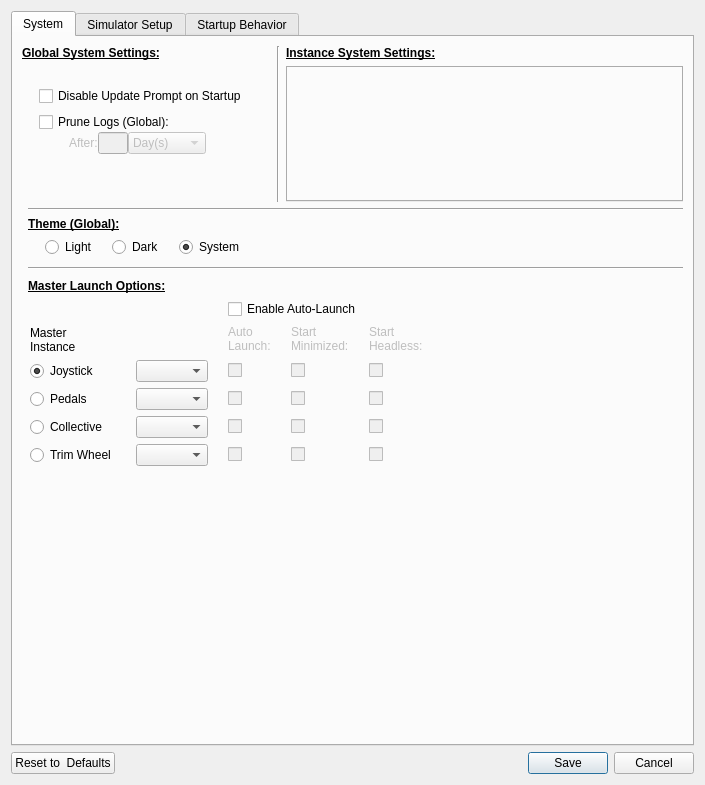
Before: the Qt Designer form SM/system_settings_new.ui in walmis/VPforce-TelemFFB, drawn with Qt 5.
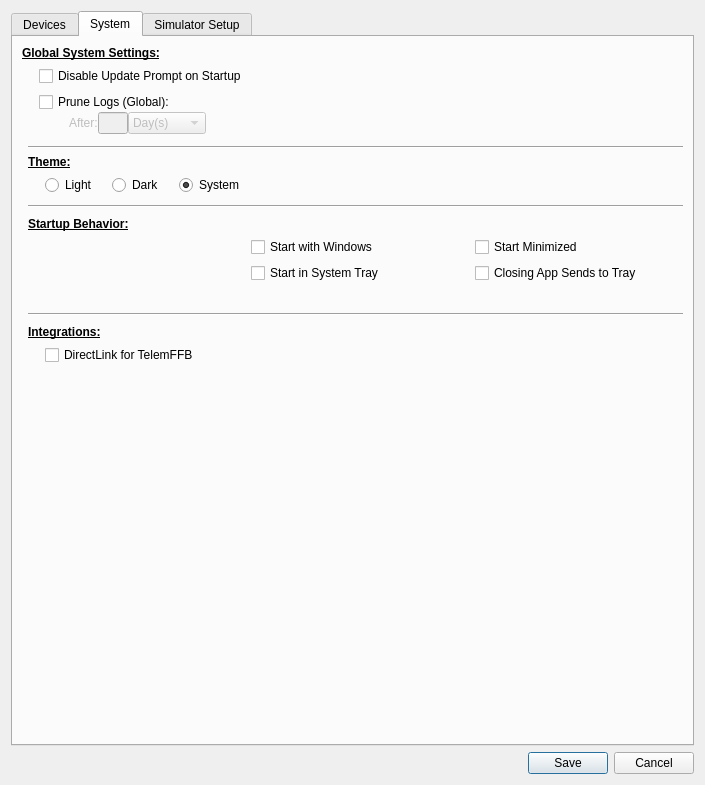
After: the same form once the commit is applied. The open tabs and pages were chosen to show the change. Custom widgets are drawn as their Qt base class.

Commit message: feat(dinput): DirectInput device support and game-tap spring correction (#79)

Diff of the .ui file:
```diff
--- a/SM/system_settings_new.ui
+++ b/SM/system_settings_new.ui
@@ -22,13 +22,6 @@
   <layout class="QGridLayout" name="gridLayout">
    <item row="1" column="0">
     <layout class="QHBoxLayout" name="horizontalLayout_25">
-     <item>
-      <widget class="QPushButton" name="resetButton">
-       <property name="text">
-        <string>Reset to  Defaults</string>
-       </property>
-      </widget>
-     </item>
      <item>
       <widget class="QDialogButtonBox" name="buttonBox">
        <property name="orientation">
@@ -52,6 +45,47 @@
      <property name="currentIndex">
       <number>1</number>
      </property>
+     <widget class="QWidget" name="tab_Devices">
+      <attribute name="title">
+       <string>Devices</string>
+      </attribute>
+      <layout class="QVBoxLayout" name="devicesTabLayout">
+       <item>
+        <widget class="QWidget" name="masterLaunchOptions" native="true">
+         <layout class="QVBoxLayout" name="deviceCardsHostLayout">
+          <property name="leftMargin">
+           <number>0</number>
+          </property>
+          <property name="topMargin">
+           <number>0</number>
+          </property>
+          <property name="rightMargin">
+           <number>0</number>
+          </property>
+          <property name="bottomMargin">
+           <number>0</number>
+          </property>
+         </layout>
+        </widget>
+       </item>
+       <item>
+        <widget class="QLabel" name="labelInstanceDevices">
+         <property name="font">
+          <font>
+           <bold>true</bold>
+           <underline>true</underline>
+          </font>
+         </property>
+         <property name="text">
+          <string>Device Settings:</string>
+         </property>
+        </widget>
+       </item>
+       <item>
+        <widget class="QTabWidget" name="instance_tabs_devices" />
+       </item>
+      </layout>
+     </widget>
      <widget class="QWidget" name="tab_System">
       <attribute name="title">
        <string>System</string>
@@ -113,8 +147,14 @@
           </item>
           <item row="0" column="0" colspan="3">
            <widget class="QLabel" name="labelTheme">
+            <property name="font">
+             <font>
+              <bold>true</bold>
+              <underline>true</underline>
+             </font>
+            </property>
             <property name="text">
-             <string>&lt;html&gt;&lt;head/&gt;&lt;body&gt;&lt;p&gt;&lt;span style=" font-weight:700; text-decoration: underline;"&gt;Theme (Global):&lt;/span&gt;&lt;/p&gt;&lt;/body&gt;&lt;/html&gt;</string>
+             <string>Theme:</string>
             </property>
            </widget>
           </item>
@@ -173,7 +213,98 @@
          </property>
         </widget>
        </item>
-       <item row="5" column="0" colspan="2">
+       <item row="5" column="1" colspan="2">
+        <widget class="Line" name="systab_line3">
+         <property name="sizePolicy">
+          <sizepolicy hsizetype="Minimum" vsizetype="Fixed">
+           <horstretch>0</horstretch>
+           <verstretch>0</verstretch>
+          </sizepolicy>
+         </property>
+         <property name="minimumSize">
+          <size>
+           <width>0</width>
+           <height>10</height>
+          </size>
+         </property>
+         <property name="orientation">
+          <enum>Qt::Horizontal</enum>
+         </property>
+        </widget>
+       </item>
+       <item row="6" column="1" colspan="2">
+        <layout class="QGridLayout" name="gridLayout_integrations">
+         <property name="horizontalSpacing">
+          <number>15</number>
+         </property>
+         <item row="0" column="0" colspan="2">
+          <widget class="QLabel" name="labelIntegrations">
+           <property name="font">
+            <font>
+             <bold>true</bold>
+             <underline>true</underline>
+            </font>
+           </property>
+           <property name="text">
+            <string>Integrations:</string>
+           </property>
+          </widget>
+         </item>
+         <item row="1" column="1">
+          <widget class="LabeledToggle" name="cb_enable_dinput">
+           <property name="sizePolicy">
+            <sizepolicy hsizetype="Minimum" vsizetype="Fixed">
+             <horstretch>0</horstretch>
+             <verstretch>0</verstretch>
+            </sizepolicy>
+           </property>
+           <property name="text">
+            <string>DirectLink for TelemFFB</string>
+           </property>
+          </widget>
+         </item>
+         <item row="2" column="1">
+          <widget class="QLabel" name="lab_dinput_status">
+           <property name="text">
+            <string/>
+           </property>
+           <property name="indent">
+            <number>28</number>
+           </property>
+          </widget>
+         </item>
+         <item row="1" column="0">
+          <spacer name="spacer_integrations">
+           <property name="orientation">
+            <enum>Qt::Horizontal</enum>
+           </property>
+           <property name="sizeType">
+            <enum>QSizePolicy::Fixed</enum>
+           </property>
+           <property name="sizeHint" stdset="0">
+            <size>
+             <width>2</width>
+             <height>20</height>
+            </size>
+           </property>
+          </spacer>
+         </item>
+         <item row="1" column="2" rowspan="2">
+          <spacer name="spacer_integrations_fill">
+           <property name="orientation">
+            <enum>Qt::Horizontal</enum>
+           </property>
+           <property name="sizeHint" stdset="0">
+            <size>
+             <width>40</width>
+             <height>20</height>
+            </size>
+           </property>
+          </spacer>
+         </item>
+        </layout>
+       </item>
+       <item row="7" column="0" colspan="2">
         <spacer name="verticalSpacer">
          <property name="orientation">
           <enum>Qt::Vertical</enum>
@@ -186,446 +317,6 @@
          </property>
         </spacer>
        </item>
-       <item row="4" column="1" colspan="2">
-        <widget class="QWidget" name="masterLaunchOptions" native="true">
-         <layout class="QGridLayout" name="gridLayout_7">
-          <property name="leftMargin">
-           <number>0</number>
-          </property>
-          <property name="topMargin">
-           <number>0</number>
-          </property>
-          <property name="rightMargin">
-           <number>0</number>
-          </property>
-          <property name="bottomMargin">
-           <number>0</number>
-          </property>
-          <item row="0" column="0">
-           <widget class="QLabel" name="labelLaunch">
-            <property name="font">
-             <font>
-              <bold>true</bold>
-              <underline>true</underline>
-             </font>
-            </property>
-            <property name="text">
-             <string>Master Launch Options:</string>
-            </property>
-           </widget>
-          </item>
-          <item row="1" column="0">
-           <layout class="QGridLayout" name="gridLayout_3">
-            <property name="horizontalSpacing">
-             <number>20</number>
-            </property>
-            <item row="1" column="7">
-             <spacer name="horizontalSpacer_23">
-              <property name="orientation">
-               <enum>Qt::Horizontal</enum>
-              </property>
-              <property name="sizeHint" stdset="0">
-               <size>
-                <width>40</width>
-                <height>29</height>
-               </size>
-              </property>
-             </spacer>
-            </item>
-            <item row="2" column="1">
-             <widget class="QRadioButton" name="rb_master_j">
-              <property name="text">
-               <string>Joystick</string>
-              </property>
-              <property name="checked">
-               <bool>true</bool>
-              </property>
-             </widget>
-            </item>
-            <item row="2" column="5">
-             <widget class="QCheckBox" name="cb_min_enable_j">
-              <property name="enabled">
-               <bool>false</bool>
-              </property>
-              <property name="maximumSize">
-               <size>
-                <width>15</width>
-                <height>16777215</height>
-               </size>
-              </property>
-              <property name="text">
-               <string />
-              </property>
-              <property name="checkable">
-               <bool>true</bool>
-              </property>
-             </widget>
-            </item>
-            <item row="4" column="6">
-             <widget class="QCheckBox" name="cb_headless_c">
-              <property name="enabled">
-               <bool>false</bool>
-              </property>
-              <property name="maximumSize">
-               <size>
-                <width>15</width>
-                <height>16777215</height>
-               </size>
-              </property>
-              <property name="text">
-               <string />
-              </property>
-              <property name="checkable">
-               <bool>true</bool>
-              </property>
-             </widget>
-            </item>
-            <item row="1" column="6">
-             <widget class="QLabel" name="lab_start_headless">
-              <property name="enabled">
-               <bool>false</bool>
-              </property>
-              <property name="text">
-               <string>Start
-Headless:</string>
-              </property>
-              <property name="alignment">
-               <set>Qt::AlignLeading|Qt::AlignLeft|Qt::AlignTop</set>
-              </property>
-             </widget>
-            </item>
-            <item row="3" column="1">
-             <widget class="QRadioButton" name="rb_master_p">
-              <property name="text">
-               <string>Pedals</string>
-              </property>
-             </widget>
-            </item>
-            <item row="1" column="1">
-             <widget class="QLabel" name="label_9">
-              <property name="sizePolicy">
-               <sizepolicy hsizetype="Preferred" vsizetype="Preferred">
-                <horstretch>0</horstretch>
-                <verstretch>0</verstretch>
-               </sizepolicy>
-              </property>
-              <property name="text">
-               <string>Master
-Instance</string>
-              </property>
-             </widget>
-            </item>
-            <item row="3" column="7">
-             <spacer name="horizontalSpacer_25">
-              <property name="orientation">
-               <enum>Qt::Horizontal</enum>
-              </property>
-              <property name="sizeHint" stdset="0">
-               <size>
-                <width>40</width>
-                <height>19</height>
-               </size>
-              </property>
-             </spacer>
-            </item>
-            <item row="4" column="7">
-             <spacer name="horizontalSpacer_26">
-              <property name="orientation">
-               <enum>Qt::Horizontal</enum>
-              </property>
-              <property name="sizeHint" stdset="0">
-               <size>
-                <width>40</width>
-                <height>19</height>
-               </size>
-              </property>
-             </spacer>
-            </item>
-            <item row="1" column="4">
-             <widget class="QLabel" name="lab_auto_launch">
-              <property name="enabled">
-               <bool>false</bool>
-              </property>
-              <property name="sizePolicy">
-               <sizepolicy hsizetype="Preferred" vsizetype="Preferred">
-                <horstretch>0</horstretch>
-                <verstretch>0</verstretch>
-               </sizepolicy>
-              </property>
-              <property name="text">
-               <string>Auto
-Launch:</string>
-              </property>
-              <property name="alignment">
-               <set>Qt::AlignLeading|Qt::AlignLeft|Qt::AlignTop</set>
-              </property>
-             </widget>
-            </item>
-            <item row="3" column="6">
-             <widget class="QCheckBox" name="cb_headless_p">
-              <property name="enabled">
-               <bool>false</bool>
-              </property>
-              <property name="maximumSize">
-               <size>
-                <width>15</width>
-                <height>16777215</height>
-               </size>
-              </property>
-              <property name="text">
-               <string />
-              </property>
-              <property name="checkable">
-               <bool>true</bool>
-              </property>
-             </widget>
-            </item>
-            <item row="2" column="7">
-             <spacer name="horizontalSpacer_24">
-              <property name="orientation">
-               <enum>Qt::Horizontal</enum>
-              </property>
-              <property name="sizeHint" stdset="0">
-               <size>
-                <width>40</width>
-                <height>19</height>
-               </size>
-              </property>
-             </spacer>
-            </item>
-            <item row="5" column="6">
-             <widget class="QCheckBox" name="cb_headless_t">
-              <property name="enabled">
-               <bool>false</bool>
-              </property>
-              <property name="maximumSize">
-               <size>
-                <width>15</width>
-                <height>16777215</height>
-               </size>
-              </property>
-              <property name="text">
-               <string />
-              </property>
-              <property name="checkable">
-               <bool>true</bool>
-              </property>
-             </widget>
-            </item>
-            <item row="2" column="6">
-             <widget class="QCheckBox" name="cb_headless_j">
-              <property name="enabled">
-               <bool>false</bool>
-              </property>
-              <property name="maximumSize">
-               <size>
-                <width>15</width>
-                <height>16777215</height>
-               </size>
-              </property>
-              <property name="text">
-               <string />
-              </property>
-              <property name="checkable">
-               <bool>true</bool>
-              </property>
-             </widget>
-            </item>
-            <item row="3" column="4">
-             <widget class="QCheckBox" name="cb_al_enable_p">
-              <property name="enabled">
-               <bool>false</bool>
-              </property>
-              <property name="maximumSize">
-               <size>
-                <width>15</width>
-                <height>16777215</height>
-               </size>
-              </property>
-              <property name="text">
-               <string />
-              </property>
-             </widget>
-            </item>
-            <item row="4" column="5">
-             <widget class="QCheckBox" name="cb_min_enable_c">
-              <property name="enabled">
-               <bool>false</bool>
-              </property>
-              <property name="maximumSize">
-               <size>
-                <width>15</width>
-                <height>16777215</height>
-               </size>
-              </property>
-              <property name="text">
-               <string />
-              </property>
-              <property name="checkable">
-               <bool>true</bool>
-              </property>
-             </widget>
-            </item>
-            <item row="0" column="4" colspan="3">
-             <widget class="QCheckBox" name="cb_al_enable">
-              <property name="font">
-               <font>
-                <bold>false</bold>
-                <underline>false</underline>
-               </font>
-              </property>
-              <property name="text">
-               <string>Enable Auto-Launch</string>
-              </property>
-             </widget>
-            </item>
-            <item row="5" column="1">
-             <widget class="QRadioButton" name="rb_master_t">
-              <property name="text">
-               <string>Trim Wheel</string>
-              </property>
-             </widget>
-            </item>
-            <item row="1" column="0">
-             <spacer name="horizontalSpacer_29">
-              <property name="orientation">
-               <enum>Qt::Horizontal</enum>
-              </property>
-              <property name="sizeType">
-               <enum>QSizePolicy::Fixed</enum>
-              </property>
-              <property name="sizeHint" stdset="0">
-               <size>
-                <width>2</width>
-                <height>17</height>
-               </size>
-              </property>
-             </spacer>
-            </item>
-            <item row="5" column="5">
-             <widget class="QCheckBox" name="cb_min_enable_t">
-              <property name="enabled">
-               <bool>false</bool>
-              </property>
-              <property name="maximumSize">
-               <size>
-                <width>15</width>
-                <height>16777215</height>
-               </size>
-              </property>
-              <property name="text">
-               <string />
-              </property>
-              <property name="checkable">
-               <bool>true</bool>
-              </property>
-             </widget>
-            </item>
-            <item row="4" column="1">
-             <widget class="QRadioButton" name="rb_master_c">
-              <property name="text">
-               <string>Collective</string>
-              </property>
-             </widget>
-            </item>
-            <item row="2" column="4">
-             <widget class="QCheckBox" name="cb_al_enable_j">
-              <property name="enabled">
-               <bool>false</bool>
-              </property>
-              <property name="maximumSize">
-               <size>
-                <width>15</width>
-                <height>16777215</height>
-               </size>
-              </property>
-              <property name="text">
-               <string />
-              </property>
-             </widget>
-            </item>
-            <item row="5" column="4">
-             <widget class="QCheckBox" name="cb_al_enable_t">
-              <property name="enabled">
-               <bool>false</bool>
-              </property>
-              <property name="maximumSize">
-               <size>
-                <width>15</width>
-                <height>16777215</height>
-               </size>
-              </property>
-              <property name="text">
-               <string />
-              </property>
-             </widget>
-            </item>
-            <item row="3" column="5">
-             <widget class="QCheckBox" name="cb_min_enable_p">
-              <property name="enabled">
-               <bool>false</bool>
-              </property>
-              <property name="maximumSize">
-               <size>
-                <width>15</width>
-                <height>16777215</height>
-               </size>
-              </property>
-              <property name="text">
-               <string />
-              </property>
-              <property name="checkable">
-               <bool>true</bool>
-              </property>
-             </widget>
-            </item>
-            <item row="4" column="4">
-             <widget class="QCheckBox" name="cb_al_enable_c">
-              <property name="enabled">
-               <bool>false</bool>
-              </property>
-              <property name="maximumSize">
-               <size>
-                <width>15</width>
-                <height>16777215</height>
-               </size>
-              </property>
-              <property name="text">
-               <string />
-              </property>
-             </widget>
-            </item>
-            <item row="1" column="5">
-             <widget class="QLabel" name="lab_start_min">
-              <property name="enabled">
-               <bool>false</bool>
-              </property>
-              <property name="text">
-               <string>Start
-Minimized:</string>
-              </property>
-              <property name="alignment">
-               <set>Qt::AlignLeading|Qt::AlignLeft|Qt::AlignTop</set>
-              </property>
-             </widget>
-            </item>
-            <item row="2" column="3">
-             <widget class="QComboBox" name="cb_select_j" />
-            </item>
-            <item row="3" column="3">
-             <widget class="QComboBox" name="cb_select_p" />
-            </item>
-            <item row="4" column="3">
-             <widget class="QComboBox" name="cb_select_c" />
-            </item>
-            <item row="5" column="3">
-             <widget class="QComboBox" name="cb_select_t" />
-            </item>
-           </layout>
-          </item>
-         </layout>
-        </widget>
-       </item>
        <item row="0" column="0" colspan="3">
         <layout class="QHBoxLayout" name="systemSplit" stretch="0,0,1">
          <item>
@@ -635,7 +326,7 @@
              <property name="horizontalSpacing">
               <number>15</number>
              </property>
-             <item row="4" column="1" colspan="2">
+             <item row="3" column="1" colspan="2">
               <layout class="QGridLayout" name="gridLayout_2">
                <item row="1" column="0">
                 <spacer name="horizontalSpacer_12">
@@ -732,7 +423,7 @@
                </item>
               </layout>
              </item>
-             <item row="3" column="1" colspan="2">
+             <item row="2" column="1" colspan="2">
               <widget class="LabeledToggle" name="ignoreUpdate">
                <property name="sizePolicy">
                 <sizepolicy hsizetype="Minimum" vsizetype="Fixed">
@@ -745,7 +436,7 @@
                </property>
               </widget>
              </item>
-             <item row="1" column="0">
+             <item row="2" column="0">
               <spacer name="horizontalSpacer_28">
                <property name="orientation">
                 <enum>Qt::Horizontal</enum>
@@ -796,36 +487,78 @@
            </item>
           </layout>
          </item>
-         <item>
-          <widget class="Line" name="systab_vline">
+        </layout>
+       </item>
+       <item row="4" column="1" colspan="2">
+        <layout class="QGridLayout" name="gridLayout_4">
+         <property name="horizontalSpacing">
+          <number>15</number>
+         </property>
+         <item row="0" column="0" colspan="2">
+          <widget class="QLabel" name="label_11">
+           <property name="sizePolicy">
+            <sizepolicy hsizetype="Preferred" vsizetype="Preferred">
+             <horstretch>0</horstretch>
+             <verstretch>0</verstretch>
+            </sizepolicy>
+           </property>
+           <property name="font">
+            <font>
+             <bold>true</bold>
+             <underline>true</underline>
+            </font>
+           </property>
+           <property name="text">
+            <string>Startup Behavior:</string>
+           </property>
+           <property name="alignment">
+            <set>Qt::AlignLeading|Qt::AlignLeft|Qt::AlignTop</set>
+           </property>
+          </widget>
+         </item>
+         <item row="1" column="1">
+          <widget class="LabeledToggle" name="cb_startWithWindows">
+           <property name="text">
+            <string>Start with Windows</string>
+           </property>
+          </widget>
+         </item>
+         <item row="1" column="2">
+          <widget class="LabeledToggle" name="cb_masterStartMin">
+           <property name="text">
+            <string>Start Minimized</string>
+           </property>
+          </widget>
+         </item>
+         <item row="2" column="1">
+          <widget class="LabeledToggle" name="cb_startToTray">
+           <property name="text">
+            <string>Start in System Tray</string>
+           </property>
+          </widget>
+         </item>
+         <item row="2" column="2">
+          <widget class="LabeledToggle" name="cb_closeToTray">
+           <property name="text">
+            <string>Closing App Sends to Tray</string>
+           </property>
+          </widget>
+         </item>
+         <item row="3" column="0">
+          <spacer name="spacer_startup">
            <property name="orientation">
-            <enum>Qt::Vertical</enum>
+            <enum>Qt::Horizontal</enum>
            </property>
-          </widget>
-         </item>
-         <item>
-          <layout class="QVBoxLayout" name="instanceSystemColumn">
-           <item>
-            <widget class="QLabel" name="labelInstanceSystem">
-             <property name="font">
-              <font>
-               <bold>true</bold>
-               <underline>true</underline>
-              </font>
-             </property>
-             <property name="text">
-              <string>Instance System Settings:</string>
-             </property>
-            </widget>
-           </item>
-           <item>
-            <widget class="QTabWidget" name="instance_tabs_system">
-             <property name="currentIndex">
-              <number>0</number>
-             </property>
-            </widget>
-           </item>
-          </layout>
+           <property name="sizeType">
+            <enum>QSizePolicy::Fixed</enum>
+           </property>
+           <property name="sizeHint" stdset="0">
+            <size>
+             <width>2</width>
+             <height>20</height>
+            </size>
+           </property>
+          </spacer>
          </item>
         </layout>
        </item>
@@ -1896,139 +1629,6 @@
        </item>
       </layout>
      </widget>
-     <widget class="QWidget" name="tab_Startup">
-      <attribute name="title">
-       <string>Startup Behavior</string>
-      </attribute>
-      <layout class="QGridLayout" name="gridLayout_17">
-       <item row="2" column="0">
-        <layout class="QGridLayout" name="gridLayout_6">
-         <property name="horizontalSpacing">
-          <number>15</number>
-         </property>
-         <item row="0" column="0" colspan="3">
-          <widget class="QLabel" name="labelInstanceStartup">
-           <property name="font">
-            <font>
-             <bold>true</bold>
-             <underline>true</underline>
-            </font>
-           </property>
-           <property name="text">
-            <string>Per-Device Startup Behavior:</string>
-           </property>
-          </widget>
-         </item>
-         <item row="1" column="0" colspan="3">
-          <widget class="QTabWidget" name="instance_tabs_startup">
-           <property name="currentIndex">
-            <number>0</number>
-           </property>
-          </widget>
-         </item>
-        </layout>
-       </item>
-       <item row="0" column="0">
-        <layout class="QGridLayout" name="gridLayout_4">
-         <property name="horizontalSpacing">
-          <number>15</number>
-         </property>
-         <item row="0" column="0" colspan="2">
-          <widget class="QLabel" name="label_11">
-           <property name="sizePolicy">
-            <sizepolicy hsizetype="Preferred" vsizetype="Preferred">
-             <horstretch>0</horstretch>
-             <verstretch>0</verstretch>
-            </sizepolicy>
-           </property>
-           <property name="text">
-            <string>&lt;html&gt;&lt;head/&gt;&lt;body&gt;&lt;p&gt;&lt;span style=" font-weight:700; text-decoration: underline;"&gt;Startup Behavior:&lt;/span&gt;&lt;/p&gt;&lt;/body&gt;&lt;/html&gt;</string>
-           </property>
-           <property name="alignment">
-            <set>Qt::AlignLeading|Qt::AlignLeft|Qt::AlignTop</set>
-           </property>
-          </widget>
-         </item>
-         <item row="1" column="1">
-          <widget class="LabeledToggle" name="cb_startWithWindows">
-           <property name="text">
-            <string>Start with Windows</string>
-           </property>
-          </widget>
-         </item>
-         <item row="1" column="2">
-          <widget class="LabeledToggle" name="cb_masterStartMin">
-           <property name="text">
-            <string>Start Minimized</string>
-           </property>
-          </widget>
-         </item>
-         <item row="2" column="1">
-          <widget class="LabeledToggle" name="cb_startToTray">
-           <property name="text">
-            <string>Start in System Tray</string>
-           </property>
-          </widget>
-         </item>
-         <item row="2" column="2">
-          <widget class="LabeledToggle" name="cb_closeToTray">
-           <property name="text">
-            <string>Closing App Sends to Tray</string>
-           </property>
-          </widget>
-         </item>
-         <item row="3" column="0">
-          <spacer name="spacer_startup">
-           <property name="orientation">
-            <enum>Qt::Horizontal</enum>
-           </property>
-           <property name="sizeType">
-            <enum>QSizePolicy::Fixed</enum>
-           </property>
-           <property name="sizeHint" stdset="0">
-            <size>
-             <width>2</width>
-             <height>20</height>
-            </size>
-           </property>
-          </spacer>
-         </item>
-        </layout>
-       </item>
-       <item row="1" column="0">
-        <widget class="Line" name="line_6">
-         <property name="sizePolicy">
-          <sizepolicy hsizetype="Minimum" vsizetype="Fixed">
-           <horstretch>0</horstretch>
-           <verstretch>0</verstretch>
-          </sizepolicy>
-         </property>
-         <property name="minimumSize">
-          <size>
-           <width>0</width>
-           <height>15</height>
-          </size>
-         </property>
-         <property name="orientation">
-          <enum>Qt::Horizontal</enum>
-         </property>
-        </widget>
-       </item>
-       <item row="3" column="0">
-        <spacer name="verticalSpacer_6">
-         <property name="orientation">
-          <enum>Qt::Vertical</enum>
-         </property>
-         <property name="sizeHint" stdset="0">
-          <size>
-           <width>20</width>
-           <height>188</height>
-          </size>
-         </property>
-        </spacer>
-       </item>
-      </layout>
-     </widget>
     </widget>
    </item>
   </layout>
```
Left out of the diff: 146 changed lines with no effect on the pictures. The commit also changes 99 other files.
